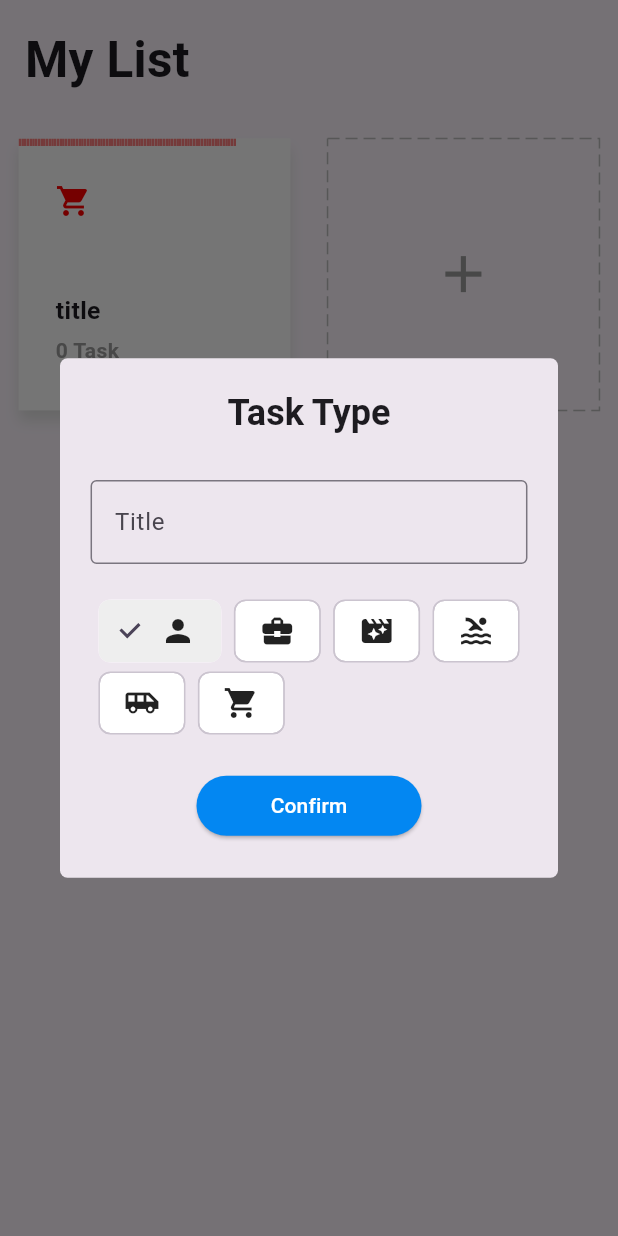
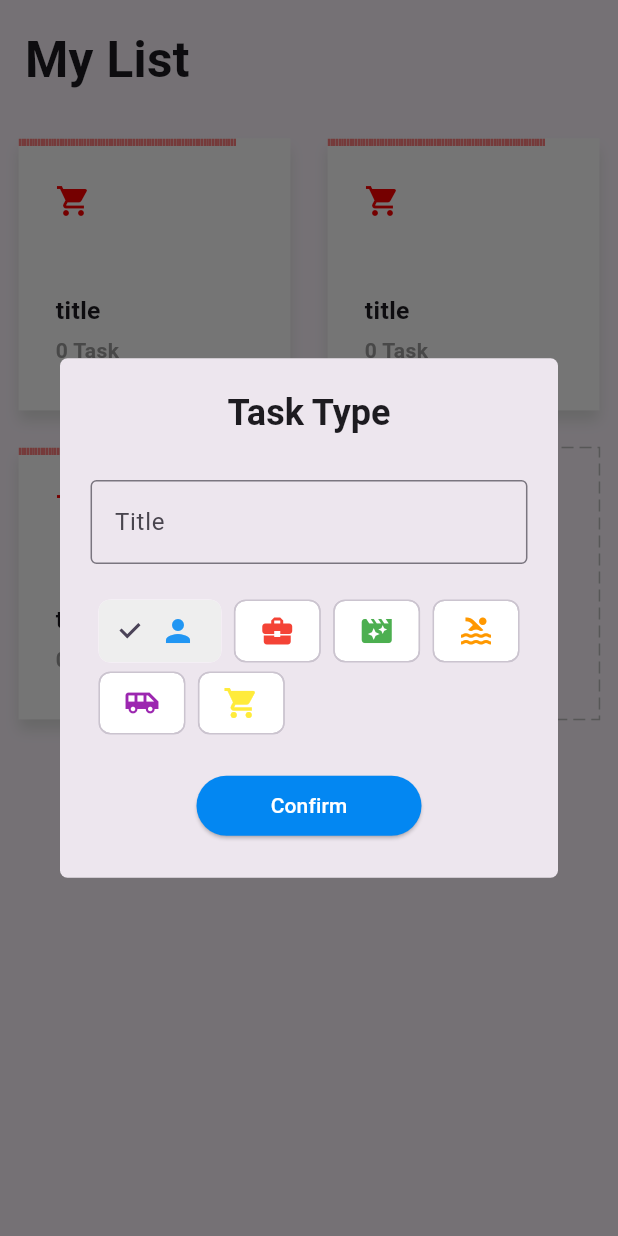
Before and after one commit to muhammadfarros12/flutter_todo_list, a Flutter app: the screen it shows after launch, after a tap on the "add" icon, on a phone screen of 412 x 824 dp. Run offline on Flutter 3.47's test engine with Material 3 defaults, Android fonts, the phone set to English and light mode, and no system bars; drawn by our look-alikes of dotted_border, step_progress_indicator; our stand-ins replace equatable, flutter_easyloading, get, get_storage.

Commit message:
perbaikan di beberapa code sebelumnya

```diff
--- a/lib/app/data/services/storage/services.dart
+++ b/lib/app/data/services/storage/services.dart
@@ -6,7 +6,8 @@ class StorageService extends GetxService {
   late GetStorage _box;
   Future<StorageService> init() async{
     _box = GetStorage();
-    await _box.writeIfNull(taskKey, []);
+    await _box.write(taskKey, []);
+    // await _box.writeIfNull(taskKey, []);
     return this;
   }
 
--- a/lib/app/modules/home/controller.dart
+++ b/lib/app/modules/home/controller.dart
@@ -10,7 +10,7 @@ class HomeController extends GetxController {
     required this.taskRepository,
   });
 
-  final formKey = GlobalKey<FormState>();
+  final GlobalKey<FormState> formKey = GlobalKey<FormState>();
   final editController = TextEditingController();
 
   final chipIndex = 0.obs;
--- a/lib/app/modules/home/view.dart
+++ b/lib/app/modules/home/view.dart
@@ -31,7 +31,11 @@ class HomePage extends GetView<HomeController> {
           physics: const ClampingScrollPhysics(),
           children: [
             TaskCard(task: Task(title: 'title', icon: 0xe59c, color: '#ff0000')),
-            AddCard()],
+            TaskCard(task: Task(title: 'title', icon: 0xe59c, color: '#ff0000')),
+            TaskCard(task: Task(title: 'title', icon: 0xe59c, color: '#ff0000')),
+            // ...controller.tasks.map((element) => TaskCard(task: element)),
+            AddCard()
+          ],
         )
       ],
     )));
--- a/lib/app/modules/home/widgets/add_card.dart
+++ b/lib/app/modules/home/widgets/add_card.dart
@@ -59,7 +59,11 @@ class AddCard extends StatelessWidget {
                                     selectedColor: Colors.grey[200],
                                     pressElevation: 0,
                                     backgroundColor: Colors.white,
-                                    label: e,
+                                    label: Icon(
+                                      IconData(e.iconCodePoint,
+                                          fontFamily: 'MaterialIcons'),
+                                      color: e.color,
+                                    ),
                                     selected:
                                         homeController.chipIndex.value == index,
                                     onSelected: (bool selected) {
@@ -80,12 +84,16 @@ class AddCard extends StatelessWidget {
                             minimumSize: const Size(150, 40)),
                         onPressed: () {
                           if (homeController.formKey.currentState!.validate()) {
-                            int icon = icons[homeController.chipIndex.value]
-                                .icon!
-                                .codePoint;
-                            String color = icons[homeController.chipIndex.value]
-                                .color!
-                                .toHex();
+                            var selectedIcon =
+                                getIcons()[homeController.chipIndex.value];
+                            // int icon = icons[homeController.chipIndex.value]
+                            //     .icon!
+                            //     .codePoint;
+                            int icon = selectedIcon.iconCodePoint;
+                            // String color = icons[homeController.chipIndex.value]
+                            //     .color
+                            //     ?.toHex() ?? '00ffffff';
+                            String color = selectedIcon.color.toHex();
                             var task = Task(
                               title: homeController.editController.text,
                               icon: icon,
@@ -104,8 +112,8 @@ class AddCard extends StatelessWidget {
                   ],
                 ),
               ));
-              homeController.editController.clear();
-              homeController.changeChipIndex(0);
+          homeController.editController.clear();
+          homeController.changeChipIndex(0);
         },
         child: DottedBorder(
             color: Colors.grey[400]!,
--- a/lib/app/widgets/icons.dart
+++ b/lib/app/widgets/icons.dart
@@ -1,14 +1,20 @@
-
-import 'package:flutter/widgets.dart';
+import 'package:flutter/material.dart';
 import 'package:todo_list/app/core/value/icons.dart';
 
-List<Icon> getIcons(){
- return const [
-  Icon(IconData(personIcon, fontFamily: 'MaterialIcons')),
-  Icon(IconData(workIcon, fontFamily: 'MaterialIcons')),
-  Icon(IconData(movieIcon, fontFamily: 'MaterialIcons')),
-  Icon(IconData(sportIcon, fontFamily: 'MaterialIcons')),
-  Icon(IconData(travelIcon, fontFamily: 'MaterialIcons')),
-  Icon(IconData(shopIcon, fontFamily: 'MaterialIcons')),
- ];
+class IconWithColor {
+  final int iconCodePoint;
+  final Color color;
+
+  IconWithColor({required this.iconCodePoint, required this.color});
 }
+
+List<IconWithColor> getIcons() {
+  return [
+    IconWithColor(iconCodePoint: personIcon, color: Colors.blue),
+    IconWithColor(iconCodePoint: workIcon, color: Colors.red),
+    IconWithColor(iconCodePoint: movieIcon, color: Colors.green),
+    IconWithColor(iconCodePoint: sportIcon, color: Colors.orange),
+    IconWithColor(iconCodePoint: travelIcon, color: Colors.purple),
+    IconWithColor(iconCodePoint: shopIcon, color: Colors.yellow),
+  ];
+}
```
